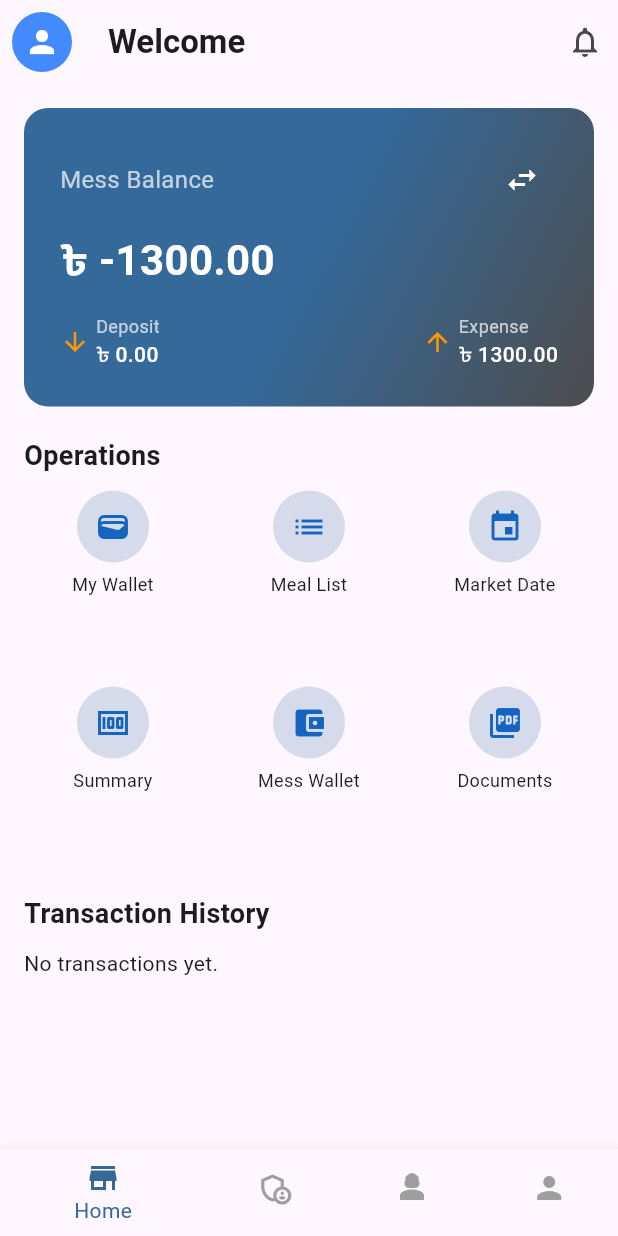
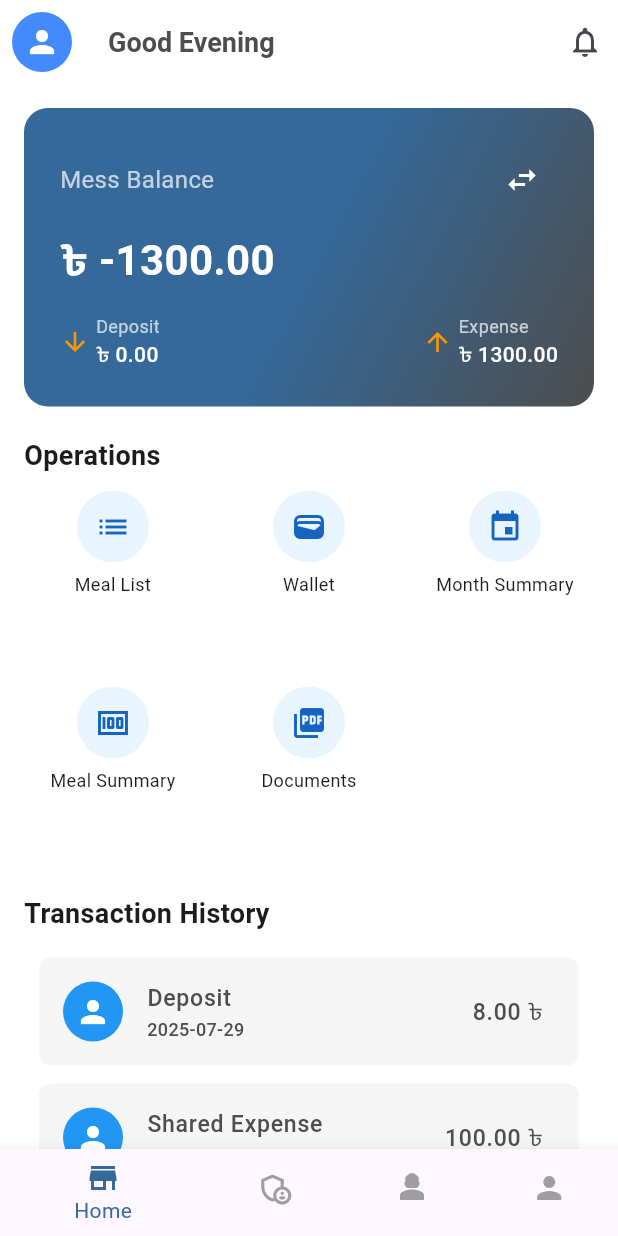
Before and after one commit to dev-rifat/meal-management-system, a Flutter app: the screen it shows after launch, after a tap on "Guest", on a phone screen of 412 x 824 dp. Run offline on Flutter 3.47's test engine with Material 3 defaults, Android fonts, the phone set to English and light mode, and no system bars; our stand-ins replace dropdown_button2, equatable, fl_chart, flutter_bloc, flutter_screenutil, flutter_zoom_drawer and 4 more; missing offline and left inert: e_com_cub; network calls fail; Roboto replaces fonts that are missing (Montserrat).

Commit message:
my wallet add in deashboard

```diff
--- a/lib/core/routes/app_page.dart
+++ b/lib/core/routes/app_page.dart
@@ -4,6 +4,8 @@ import 'package:mass_management/core/routes/app_route.dart';
 import 'package:mass_management/features/auth/presentation/pages/sign_in.dart';
 import 'package:mass_management/features/auth/presentation/pages/sign_up.dart' show SignUpScreen, SignupPage;
 import 'package:mass_management/features/deashboard/pages/dashboard_screen.dart';
+import 'package:mass_management/features/deashboard/pages/my_wallet.dart';
+import 'package:mass_management/features/main/home.dart' show ZoomDrawerExample;
 import 'package:mass_management/features/main/main.dart';
 import 'package:mass_management/features/maneger/pages/add_expense.dart';
 import 'package:mass_management/features/maneger/pages/add_meal.dart' show AddMeal;
@@ -56,6 +58,19 @@ final GoRouter appRouter = GoRouter(
       path: '/signup_screen',
       name: AppRoute.signUp,
       builder: (_, __) =>  SignupPage(),
+    ),  GoRoute(
+      path: '/my_wallet',
+      name: AppRoute.myWallet,
+      builder: (_, __) =>  WalletScreen(),
     ),
+
+
+    GoRoute(
+
+      path: '/menu_screen',
+      name: AppRoute.menuScreen,
+
+
+    builder: (_, __) => const ZoomDrawerExample()),
   ],
 );
--- a/lib/core/routes/app_route.dart
+++ b/lib/core/routes/app_route.dart
@@ -9,5 +9,8 @@ class AppRoute {
   static String addShareExpense = "/add_share_expense_screen";
   static String expenseList = "/expense_screen_list";
   static String signUp = "/signup_screen";
+    static String menuScreen = "/menu_screen";
+    static String myWallet = "/my_wallet";
+
 
 }
--- a/lib/features/auth/presentation/pages/sign_up.dart
+++ b/lib/features/auth/presentation/pages/sign_up.dart
@@ -263,6 +263,7 @@ class _SignupPageState extends State<SignupPage> {
           validator: (value) => _validateInput(value, "Mess address"),
         ),
         _rawTitleText("Emergency Number", isRequired: false),
+        _alertText("Add the house owner's contact number for quick help in emergencies."),
 
         _inputField(
           "Emergency Number (optional)",
--- a/lib/features/deashboard/pages/dashboard_screen.dart
+++ b/lib/features/deashboard/pages/dashboard_screen.dart
@@ -1,7 +1,12 @@
 import 'package:flutter/material.dart';
 import 'package:mass_management/core/widgets/custom_app_bar.dart';
 import 'package:mass_management/features/deashboard/widgets/balance_swap_card.dart';
+import 'package:mass_management/features/deashboard/widgets/operation_grid.dart';
 import 'package:mass_management/utils/app_color.dart';
+import 'package:mass_management/utils/app_style.dart';
+import 'package:mass_management/utils/dimensions.dart';
+
+import 'transaction_history.dart';
 
 class DashboardScreen extends StatelessWidget {
   const DashboardScreen({super.key});
@@ -9,8 +14,17 @@ class DashboardScreen extends StatelessWidget {
   @override
   Widget build(BuildContext context) {
     return Scaffold(
+      backgroundColor: AppColor.backgroundColor,
       appBar: CustomAppBar(
-        title: "Welcome",
+        backgroundColor: AppColor.backgroundColor,
+
+        title: "",
+        titleWidget: Column(
+          crossAxisAlignment: CrossAxisAlignment.start,
+          children: [
+            Text("Good Evening",style: AppStyle.titleText.copyWith(fontSize: Dimensions.fontSizeMid),)
+          ],
+        ),
         centerTitle: false,
         leading:  Padding(
           padding: const EdgeInsets.all(8.0),
@@ -47,7 +61,9 @@ class DashboardScreen extends StatelessWidget {
               style: TextStyle(fontSize: 18, fontWeight: FontWeight.bold),
             ),
             const SizedBox(height: 10),
-            const Text("No transactions yet."),
+
+            TransactionScreen(),
+          //  const Text("No transactions yet."),
           ],
         ),
       ),
@@ -64,45 +80,5 @@ class DashboardScreen extends StatelessWidget {
 
 
   /// Operations grid
-  Widget _operationGrid() {
-    final List<Map<String, dynamic>> operations = [
-      {"icon": Icons.wallet, "label": "My Wallet"},
-      {"icon": Icons.list, "label": "Meal List"},
-      {"icon": Icons.event, "label": "Market Date"},
-      {"icon": Icons.money, "label": "Summary"},
-      {"icon": Icons.account_balance_wallet, "label": "Mess Wallet"},
-      {"icon": Icons.picture_as_pdf, "label": "Documents"},
-    ];
-
-    return GridView.builder(
-      itemCount: operations.length,
-      shrinkWrap: true,
-      physics: const NeverScrollableScrollPhysics(),
-      gridDelegate: const SliverGridDelegateWithFixedCrossAxisCount(
-        crossAxisCount: 3,
-        mainAxisSpacing: 12,
-        crossAxisSpacing: 12,
-        childAspectRatio: 1,
-      ),
-      itemBuilder: (context, index) {
-        final item = operations[index];
-        return Column(
-          mainAxisSize: MainAxisSize.min,
-          children: [
-            CircleAvatar(
-              radius: 24,
-              backgroundColor: AppColor.primaryColor.withOpacity(0.2),
-              child: Icon(item['icon'], color: Colors.blue.shade800),
-            ),
-            const SizedBox(height: 6),
-            Text(
-              item['label'],
-              textAlign: TextAlign.center,
-              style: const TextStyle(fontSize: 12),
-            ),
-          ],
-        );
-      },
-    );
-  }
+  Widget _operationGrid()=>OperationGrid();
 }
--- /dev/null
+++ b/lib/features/deashboard/pages/transaction_history.dart
@@ -0,0 +1,50 @@
+import 'package:flutter/material.dart';
+import 'package:mass_management/utils/app_style.dart';
+
+class TransactionScreen extends StatelessWidget {
+  final List<Map<String, dynamic>> transactions = [
+    {"title": "Deposit", "date": "2025-07-29", "amount": "8.00 ৳"},
+    {"title": "Shared Expense", "date": "2025-07-29", "amount": "100.00 ৳"},
+    {"title": "Personal Expense", "date": "2025-07-29", "amount": "100.00 ৳"},
+    {"title": "Food Cost", "date": "2025-07-29", "amount": "100.00 ৳"},
+    {"title": "Deposit", "date": "2025-07-29", "amount": "600.00 ৳"},
+  ];
+
+  @override
+  Widget build(BuildContext context) {
+    return ListView.builder(
+      itemCount: transactions.length,
+      shrinkWrap: true,
+      physics: const NeverScrollableScrollPhysics(), // prevents scroll conflict
+      itemBuilder: (context, index) {
+        final transaction = transactions[index];
+        return Container(
+          margin: const EdgeInsets.symmetric(horizontal: 10, vertical: 6),
+          decoration: BoxDecoration(
+            color: Colors.grey.shade100,
+            borderRadius: BorderRadius.circular(8),
+            // boxShadow: [BoxShadow(color: Colors.black12, blurRadius: 4)],
+          ),
+          child: ListTile(
+            leading: const CircleAvatar(
+              backgroundColor: Colors.blue,
+              child: Icon(Icons.person, color: Colors.white),
+            ),
+            title: Text(
+              transaction["title"],
+              style: AppStyle.normalText,
+            ),
+            subtitle: Text(
+              transaction["date"],
+              style: AppStyle.normalText.copyWith(fontSize: 12),
+            ),
+            trailing: Text(
+              transaction["amount"],
+              style: AppStyle.normalText,
+            ),
+          ),
+        );
+      },
+    );
+  }
+}
--- /dev/null
+++ b/lib/features/deashboard/widgets/operation_grid.dart
@@ -0,0 +1,78 @@
+import 'package:flutter/material.dart';
+import 'package:go_router/go_router.dart';
+import 'package:mass_management/core/routes/app_route.dart';
+
+class OperationGrid extends StatelessWidget {
+  const OperationGrid({super.key});
+
+  @override
+  Widget build(BuildContext context) {
+    final List<Map<String, dynamic>> operations = [
+      {"icon": Icons.list, "label": "Meal List"},
+      {"icon": Icons.wallet, "label": "Wallet"},
+      {"icon": Icons.event, "label": "Month Summary"},
+      {"icon": Icons.money, "label": "Meal Summary"},
+      {"icon": Icons.picture_as_pdf, "label": "Documents"},
+    ];
+
+    return GridView.builder(
+      itemCount: operations.length,
+      shrinkWrap: true,
+      physics: const NeverScrollableScrollPhysics(),
+      gridDelegate: const SliverGridDelegateWithFixedCrossAxisCount(
+        crossAxisCount: 3,
+        mainAxisSpacing: 12,
+        crossAxisSpacing: 12,
+        childAspectRatio: 1,
+      ),
+      itemBuilder: (context, index) {
+        final item = operations[index];
+        return GestureDetector(
+          onTap: ()=>_onClick(index,context),
+          child: Column(
+            mainAxisSize: MainAxisSize.min,
+            children: [
+              CircleAvatar(
+                radius: 24,
+                backgroundColor: Colors.blue.withOpacity(0.1), // AppColor removed for simplicity
+                child: Icon(item['icon'], color: Colors.blue.shade800),
+              ),
+              const SizedBox(height: 6),
+              Text(
+                item['label'],
+                textAlign: TextAlign.center,
+                style: const TextStyle(fontSize: 12),
+              ),
+            ],
+          ),
+        );
+      },
+    );
+  }
+
+  void _onClick(int index, BuildContext context) {
+    switch (index) {
+      case 0:
+        context.push(AppRoute.myWallet);
+        break;
+
+      case 1:
+        context.push(AppRoute.myWallet);
+
+        break;
+
+      case 2:
+      //  context.push(AppRoute.settings);
+        break;
+
+      case 3:
+       // context.push(AppRoute.helpCenter);
+        break;
+
+      default:
+       // print('Invalid index: $index');
+        break;
+    }
+  }
+
+}
--- a/lib/main.dart
+++ b/lib/main.dart
@@ -6,7 +6,6 @@ import 'package:mass_management/utils/app_layout.dart' show ResponsiveLayout;
 
 import 'features/maneger/pages/manager_screen.dart' show MessManagerPage;
 import 'features/user_list/page/user_list.dart';
-
 
 
 
@@ -43,9 +42,9 @@ class MyApp extends StatelessWidget {
                       useMaterial3: true,
                     ),
                   );
-                  return MaterialApp(
-                    home: UserListPage(),
-                  );
+                  // return MaterialApp(
+                  //   home: UserListPage(),
+                  // );
                 },
               ),
             );
--- a/pubspec.yaml
+++ b/pubspec.yaml
@@ -45,6 +45,7 @@ dependencies:
   fl_chart: ^0.66.0
   intl: ^0.19.0
   dropdown_button2: ^2.0.5
+  flutter_zoom_drawer:
 
 dev_dependencies:
   flutter_test:
```
Also changed, not shown: lib/features/deashboard/pages/my_wallet.dart (added, +112 -0 lines), lib/features/main/home.dart (added, +32 -0 lines), lib/features/main/menu_bar.dart (added, +128 -0 lines), pubspec.lock.
